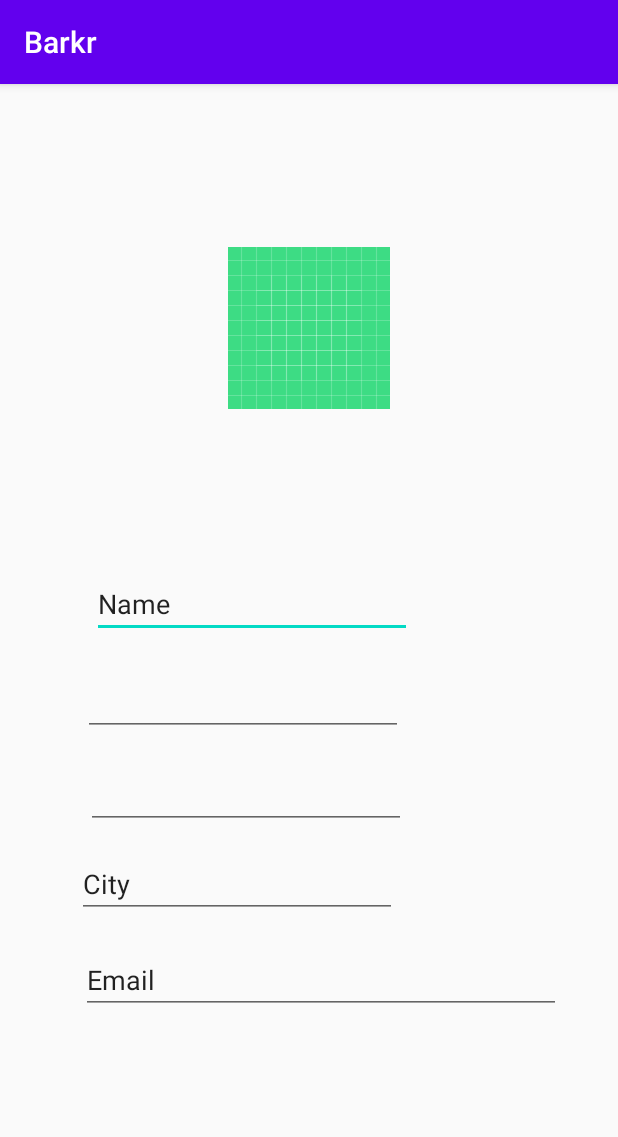
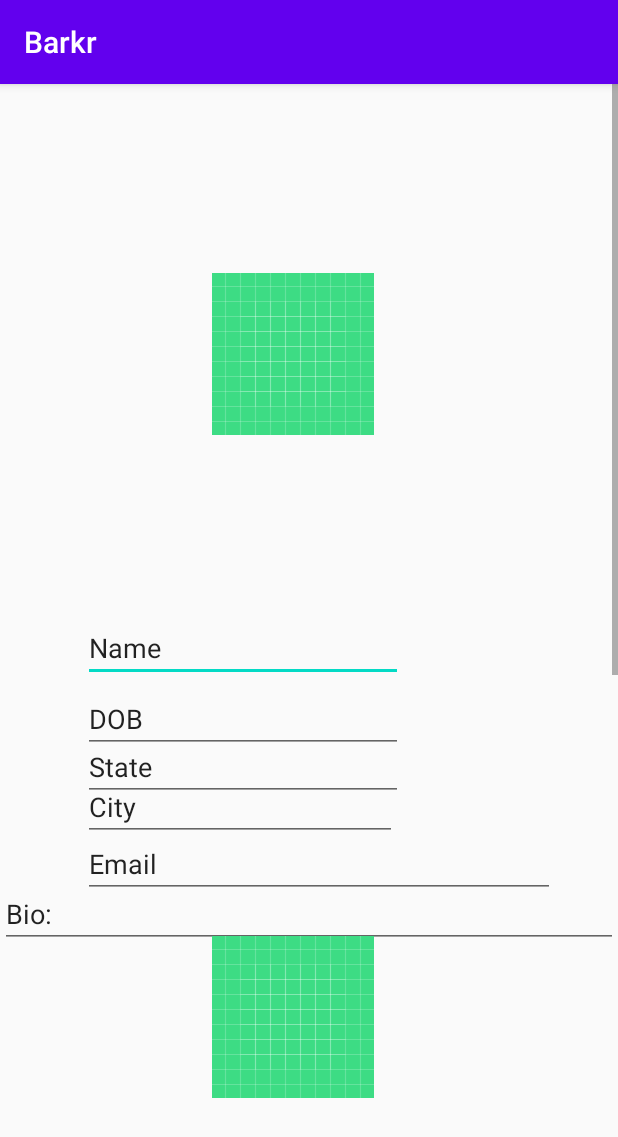
Before and after one commit to kdperez1998/Barkr, an Android app: the EditProfile screen opened directly, with no data from a screen before it, on a phone screen of 412 x 824 dp. Shown: the top 1137 px of the screen. Run offline under Robolectric (Android 15) with nearby library versions, the phone set to English and light mode, and no system bars; Roboto replaces fonts that are not available here.

Commit message:
Updated ver. of Editprofile

```diff
--- a/app/build.gradle
+++ b/app/build.gradle
@@ -31,6 +31,7 @@ dependencies {
     implementation 'androidx.navigation:navigation-fragment:2.1.0'
     implementation 'androidx.navigation:navigation-ui:2.1.0'
     implementation 'androidx.lifecycle:lifecycle-extensions:2.1.0'
+    implementation 'androidx.legacy:legacy-support-v4:1.0.0'
     testImplementation 'junit:junit:4.12'
     androidTestImplementation 'androidx.test.ext:junit:1.1.1'
     androidTestImplementation 'androidx.test.espresso:espresso-core:3.2.0'
--- a/app/src/main/java/com/example/barkr/EditProfile.java
+++ b/app/src/main/java/com/example/barkr/EditProfile.java
@@ -10,8 +10,8 @@ import android.widget.ImageView;
 
 
 public class EditProfile extends AppCompatActivity {
-    EditText TextPostalAddress,editTextDate,TextPersonName,EditCity, EditEmail;
-    ImageView profileImage;
+    EditText TextPostalAddress,editTextDate,TextPersonName,EditCity, EditEmail,editTextTextPersonName2,editTextTextPersonName1;
+    ImageView profileImage,imageView3;
     public void onCreate(Bundle savedInstanceState) {
         super.onCreate(savedInstanceState);
         setContentView(R.layout.activity_edit_profile);
--- a/app/src/main/res/layout/activity_edit_profile.xml
+++ b/app/src/main/res/layout/activity_edit_profile.xml
@@ -8,8 +8,18 @@
     android:addStatesFromChildren="true"
     android:clickable="true"
     android:focusable="true"
+    android:verticalScrollbarPosition="defaultPosition"
     android:visibility="visible"
     tools:context=".EditProfile">
+    <ScrollView
+        android:layout_width="match_parent"
+        android:layout_height="match_parent">
+
+        <LinearLayout
+            android:layout_width="match_parent"
+            android:layout_height="wrap_content"
+            android:orientation="vertical"
+            android:overScrollMode="ifContentScrolls">
 
             <ImageView
                 android:id="@+id/imageView2"
@@ -27,8 +37,10 @@
                 android:visibility="visible"
                 app:layout_constraintBottom_toBottomOf="parent"
                 app:layout_constraintEnd_toEndOf="parent"
+                app:layout_constraintHorizontal_bias="0.0"
                 app:layout_constraintStart_toStartOf="parent"
                 app:layout_constraintTop_toTopOf="parent"
+                app:layout_constraintVertical_bias="1.0"
                 app:srcCompat="@drawable/ic_launcher_background"
                 tools:src="@tools:sample/avatars" />
 
@@ -36,9 +48,9 @@
                 android:id="@+id/editTextTextPersonName"
                 android:layout_width="wrap_content"
                 android:layout_height="wrap_content"
-        android:layout_marginStart="61dp"
+                android:layout_marginStart="55dp"
                 android:layout_marginLeft="61dp"
-        android:layout_marginTop="107dp"
+                android:layout_marginTop="-450dp"
                 android:layout_marginEnd="141dp"
                 android:layout_marginRight="141dp"
                 android:layout_marginBottom="417dp"
@@ -59,45 +71,50 @@
                 android:id="@+id/editTextDate"
                 android:layout_width="wrap_content"
                 android:layout_height="wrap_content"
-        android:layout_marginStart="59dp"
-        android:layout_marginLeft="59dp"
-        android:layout_marginTop="20dp"
+                android:layout_marginStart="55dp"
+                android:layout_marginLeft="55dp"
+                android:layout_marginTop="-415dp"
                 android:layout_marginEnd="143dp"
                 android:layout_marginRight="143dp"
                 android:layout_marginBottom="352dp"
                 android:autofillHints="no"
                 android:ems="10"
-        android:inputType="date|textVisiblePassword"
+                android:inputType="date"
+                android:text="@string/DOB"
                 android:visibility="visible"
                 app:layout_constraintBottom_toBottomOf="parent"
                 app:layout_constraintEnd_toEndOf="parent"
-        app:layout_constraintHorizontal_bias="1.0"
+                app:layout_constraintHorizontal_bias="0.0"
                 app:layout_constraintStart_toStartOf="parent"
                 app:layout_constraintTop_toBottomOf="@+id/editTextTextPersonName"
                 app:layout_constraintVertical_bias="0.0"
-        tools:text="DOB"
-        tools:ignore="LabelFor" />
+                tools:ignore="LabelFor"
+                tools:text="@tools:sample/date/mmddyy" />
 
             <EditText
                 android:id="@+id/editTextTextPostalAddress"
                 android:layout_width="wrap_content"
                 android:layout_height="wrap_content"
-        android:layout_marginStart="59dp"
-        android:layout_marginLeft="59dp"
-        android:layout_marginTop="26dp"
+                android:layout_marginStart="55dp"
+                android:layout_marginLeft="55dp"
+                android:layout_marginTop="-365dp"
                 android:layout_marginEnd="143dp"
                 android:layout_marginRight="143dp"
                 android:layout_marginBottom="281dp"
                 android:ems="10"
+                android:freezesText="false"
                 android:importantForAutofill="no"
                 android:inputType="text|textPostalAddress"
+                android:text="@string/State"
                 android:visibility="visible"
                 app:layout_constraintBottom_toBottomOf="parent"
                 app:layout_constraintEnd_toEndOf="parent"
+                app:layout_constraintHorizontal_bias="0.0"
                 app:layout_constraintStart_toStartOf="parent"
                 app:layout_constraintTop_toBottomOf="@+id/editTextDate"
-        tools:text="State"
-        tools:ignore="LabelFor"/>
+                app:layout_constraintVertical_bias="0.0"
+                tools:ignore="LabelFor"
+                tools:text="State" />
 
             <EditText
                 android:id="@+id/EditCity"
@@ -105,9 +122,9 @@
                 android:layout_height="wrap_content"
                 android:layout_marginStart="55dp"
                 android:layout_marginLeft="55dp"
-        android:layout_marginTop="14dp"
+                android:layout_marginTop="-300dp"
                 android:layout_marginEnd="147dp"
-        android:layout_marginRight="147dp"
+                android:layout_marginRight="143dp"
                 android:layout_marginBottom="222dp"
                 android:ems="10"
                 android:importantForAutofill="no"
@@ -120,26 +137,92 @@
                 app:layout_constraintStart_toStartOf="parent"
                 app:layout_constraintTop_toBottomOf="@+id/editTextTextPostalAddress"
                 app:layout_constraintVertical_bias="0.0"
-        tools:ignore="LabelFor"/>
+                tools:ignore="LabelFor" />
 
             <EditText
                 android:id="@+id/EditEmail"
                 android:layout_width="wrap_content"
                 android:layout_height="wrap_content"
-        android:layout_marginStart="57dp"
+                android:layout_marginStart="55dp"
                 android:layout_marginLeft="57dp"
-        android:layout_marginTop="24dp"
+                android:layout_marginTop="-229dp"
                 android:layout_marginEnd="42dp"
                 android:layout_marginRight="42dp"
                 android:layout_marginBottom="153dp"
                 android:ems="15"
                 android:importantForAutofill="no"
-        android:inputType="text|textEmailAddress"
+                android:inputType="textLongMessage|text|textEmailAddress"
                 android:text="@string/email"
                 android:visibility="visible"
                 app:layout_constraintBottom_toBottomOf="parent"
                 app:layout_constraintEnd_toEndOf="parent"
+                app:layout_constraintHorizontal_bias="1.0"
                 app:layout_constraintStart_toStartOf="parent"
                 app:layout_constraintTop_toBottomOf="@+id/EditCity"
+                app:layout_constraintVertical_bias="0.0"
+                tools:ignore="LabelFor" />
+
+            <EditText
+                android:id="@+id/editTextTextPersonName2"
+                android:layout_width="match_parent"
+                android:layout_height="wrap_content"
+                android:layout_marginTop="-165dp"
+                android:ems="10"
+                android:importantForAutofill="no"
+                android:inputType="textLongMessage|textPersonName"
+                android:text="@string/bio"
+                android:visibility="visible"
                 tools:ignore="LabelFor"/>
+
+            <ImageView
+                android:id="@+id/imageView3"
+                android:layout_width="wrap_content"
+                android:layout_height="wrap_content"
+                android:layout_marginStart="141dp"
+                android:layout_marginLeft="141dp"
+                android:layout_marginTop="-8dp"
+                android:layout_marginEnd="142dp"
+                android:layout_marginRight="142dp"
+                android:layout_marginBottom="569dp"
+                android:clickable="true"
+                android:contentDescription="@string/todo"
+                android:focusable="true"
+                android:visibility="visible"
+                app:layout_constraintBottom_toBottomOf="parent"
+                app:layout_constraintEnd_toEndOf="parent"
+                app:layout_constraintHorizontal_bias="0.0"
+                app:layout_constraintStart_toStartOf="parent"
+                app:layout_constraintTop_toTopOf="parent"
+                app:layout_constraintVertical_bias="1.0"
+                app:srcCompat="@drawable/ic_launcher_background"
+                tools:src="@tools:sample/avatars" />
+
+            <EditText
+                android:id="@+id/editTextTextPersonName1"
+                android:layout_width="wrap_content"
+                android:layout_height="wrap_content"
+                android:layout_marginStart="55dp"
+                android:layout_marginLeft="61dp"
+                android:layout_marginTop="-450dp"
+                android:layout_marginEnd="141dp"
+                android:layout_marginRight="141dp"
+                android:layout_marginBottom="417dp"
+                android:ems="10"
+
+                android:importantForAutofill="no"
+                android:inputType="textPersonName"
+                android:text="@string/pet_name"
+                android:visibility="visible"
+                app:layout_constraintBottom_toBottomOf="parent"
+                app:layout_constraintEnd_toEndOf="parent"
+                app:layout_constraintHorizontal_bias="0.0"
+                app:layout_constraintStart_toStartOf="parent"
+                app:layout_constraintTop_toBottomOf="@+id/imageView2"
+                app:layout_constraintVertical_bias="0.0"
+                tools:ignore="LabelFor" />
+
+
+        </LinearLayout>
+    </ScrollView>
+
 </androidx.constraintlayout.widget.ConstraintLayout>
--- a/app/src/main/res/values/strings.xml
+++ b/app/src/main/res/values/strings.xml
@@ -16,4 +16,9 @@
     <string name="todo">TODO</string>
     <string name="City">City</string>
     <string name="email">Email</string>
+    <string name="DOB">DOB</string>
+    <string name="State">State</string>
+    <string name="bio">Bio:</string>
+    <string name="Pet_name" />
+    <string name="pet_name">Pet name</string>
 </resources>
```
Lines whose indentation alone changed are shown as unchanged.
